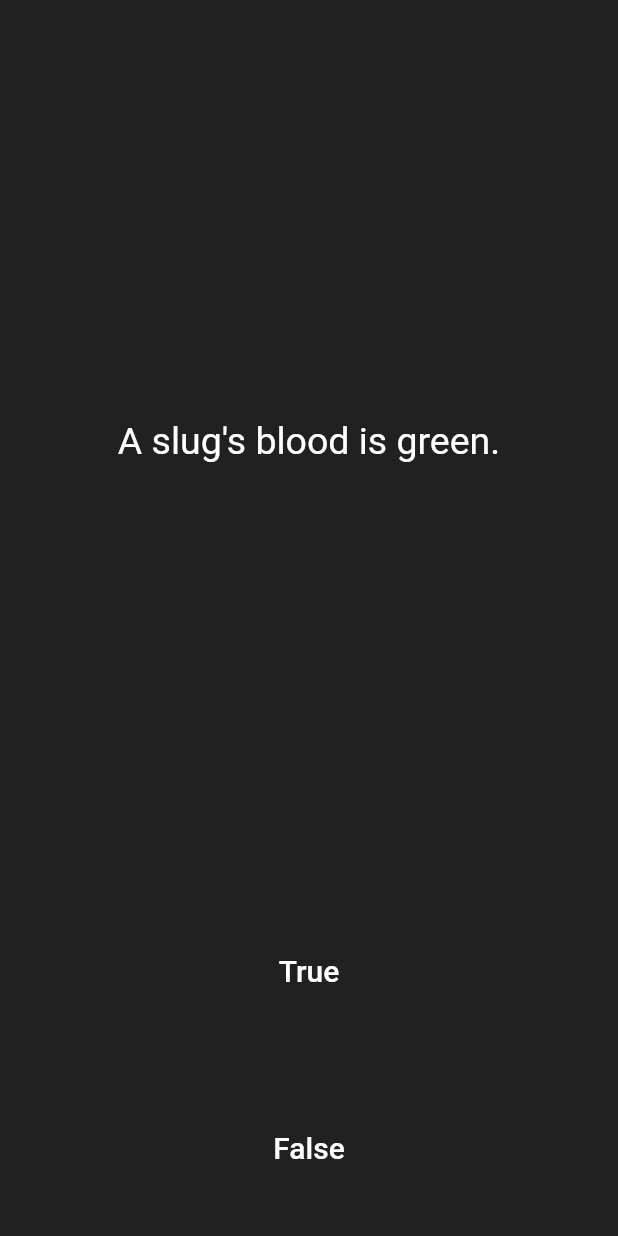
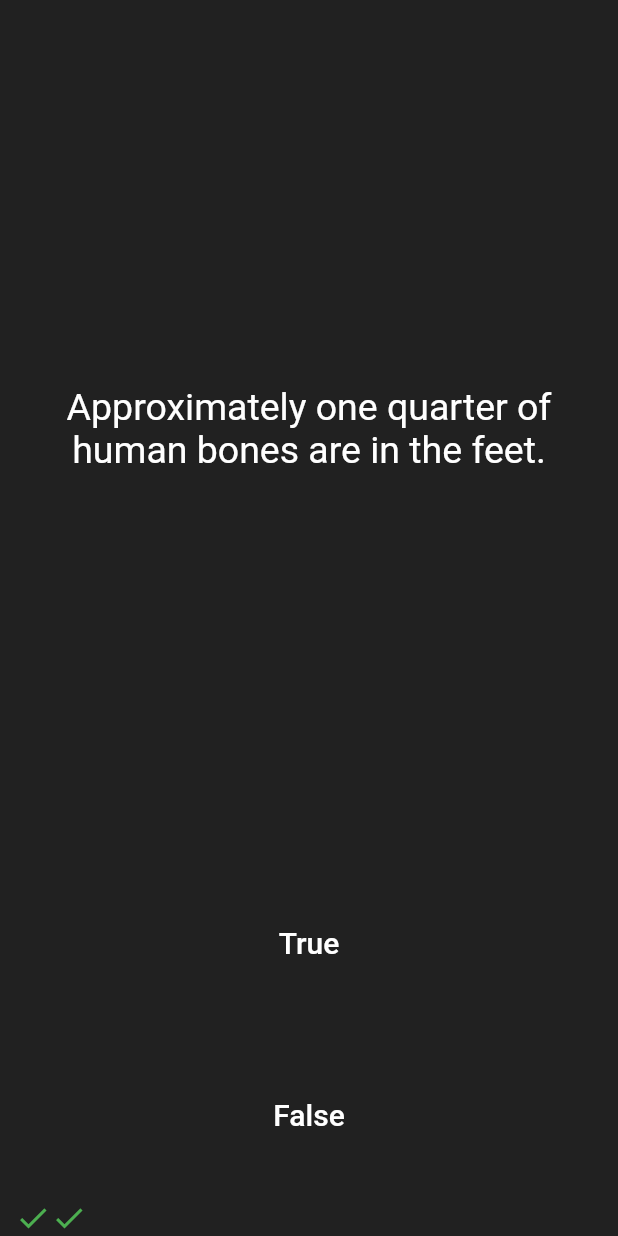
Before and after one commit to TheBigJae/quizzler, a Flutter app: the screen it shows after launch, after a tap on "True", after a tap on "False", on a phone screen of 412 x 824 dp. Run offline on Flutter 3.47's test engine with Material 2 defaults, Android fonts, the phone set to English and light mode, and no system bars.

Commit message:
Updating The Scorekeeper

```diff
--- a/lib/main.dart
+++ b/lib/main.dart
@@ -1,5 +1,7 @@
 import 'package:flutter/material.dart';
-import 'question.dart';
+import 'quiz_brain.dart';
+
+QuizBrain quizBrain = QuizBrain();
 
 void main() => runApp(Quizzler());
 
@@ -27,21 +29,21 @@ class QuizPage extends StatefulWidget {
 
 class _QuizPageState extends State<QuizPage> {
   List<Icon> scoreKeeper = [];
-  // List<String> questions = [
-  //   'You can lead a cow down stairs but not up stairs.',
-  //   'Approximately one quarter of human bones are in the feet.',
-  //   'A slug\'s blood is green.'
-  // ];
-  // List<bool> answers = [false, true, true];
-  // Question q1 = Question(q: 'You can lead a cow down stairs.', a: false);
 
-  List<Question> questionBank = [
-    Question(q: 'You can lead a cow down stairs but not up stairs', a: false),
-    Question(q: 'Approximately one quarter of human bones are in the feet.', a: true),
-    Question(q: 'A slug\'s blood is green.', a: true),
-  ];
+  void checkAnswer(bool userPickedAnswer) {
+    bool correctAnswer = quizBrain.getCorrectAnswer();
+    setState(() {
+    if (userPickedAnswer == correctAnswer) {
+      scoreKeeper.add(Icon(Icons.check, color: Colors.green,));
+    } else {
+      scoreKeeper.add(Icon(Icons.close, color: Colors.red,));
+    }
 
-  int questionNumber = 0;
+
+      quizBrain.nextQuestion();
+    });
+  }
+
   @override
   Widget build(BuildContext context) {
     return Column(
@@ -54,7 +56,7 @@ class _QuizPageState extends State<QuizPage> {
             padding: EdgeInsets.all(10.0),
             child: Center(
               child: Text(
-                questionBank[questionNumber].questionText,
+                quizBrain.getQuestionText(),
                 textAlign: TextAlign.center,
                 style: TextStyle(
                   fontSize: 25.0,
@@ -80,16 +82,7 @@ class _QuizPageState extends State<QuizPage> {
 
               onPressed: () {
                 //The user picked true.
-                bool correctAnswer = questionBank[questionNumber].questionAnswer;
-                if (correctAnswer == true) {
-                  print('user got it right');
-                } else {
-                  print('user got it wrong');
-                }
-
-                setState(() {
-                  questionNumber++;
-                });
+                checkAnswer(true);
               },
             ),
           ),
@@ -108,15 +101,7 @@ class _QuizPageState extends State<QuizPage> {
               ),
               onPressed: () {
                 //The user picked false.
-                bool correctAnswer = questionBank[questionNumber].questionAnswer;
-                if (correctAnswer == false) {
-                  print('user got it right');
-                } else {
-                  print('user got it wrong');
-                }
-                setState(() {
-                  questionNumber++;
-                });
+                checkAnswer(false);
               },
             ),
           ),
--- a/lib/question.dart
+++ b/lib/question.dart
@@ -1,8 +1,8 @@
-class Question {
-  String questionText;
-  bool questionAnswer;
+class Question{
+ late String questionText;
+ late bool questionAnswer;
 
-  Question({ required String q,required a}) {
+  Question( String q, bool a) {
     questionText = q;
     questionAnswer = a;
   }
--- /dev/null
+++ b/lib/quiz_brain.dart
@@ -0,0 +1,46 @@
+import 'question.dart';
+
+class QuizBrain {
+  int _questionNumber = 0;
+  List<Question> _questionBank = [
+    Question('Some cats are actually allergic to humans', true),
+    Question('You can lead a cow down stairs but not up stairs.', false),
+    Question('Approximately one quarter of human bones are in the feet.', true),
+    Question('A slug\'s blood is green.', true),
+    Question('Buzz Aldrin\'s mother\'s maiden name was \"Moon\".', true),
+    Question('It is illegal to pee in the Ocean in Portugal.', true),
+    Question(
+        'No piece of square dry paper can be folded in half more than 7 times.',
+        false),
+    Question(
+        'In London, UK, if you happen to die in the House of Parliament, you are technically entitled to a state funeral, because the building is considered too sacred a place.',
+        true),
+    Question(
+        'The loudest sound produced by any animal is 188 decibels. That animal is the African Elephant.',
+        false),
+    Question(
+        'The total surface area of two human lungs is approximately 70 square metres.',
+        true),
+    Question('Google was originally called \"Backrub\".', true),
+    Question(
+        'Chocolate affects a dog\'s heart and nervous system; a few ounces are enough to kill a small dog.',
+        true),
+    Question(
+        'In West Virginia, USA, if you accidentally hit an animal with your car, you are free to take it home to eat.',
+        true),
+  ];
+
+  void nextQuestion() {
+    if (_questionNumber < _questionBank.length - 1) {
+      _questionNumber++;
+    }
+  }
+
+  String getQuestionText() {
+    return _questionBank[_questionNumber].questionText;
+  }
+
+  bool getCorrectAnswer() {
+    return _questionBank[_questionNumber].questionAnswer;
+  }
+}
```
